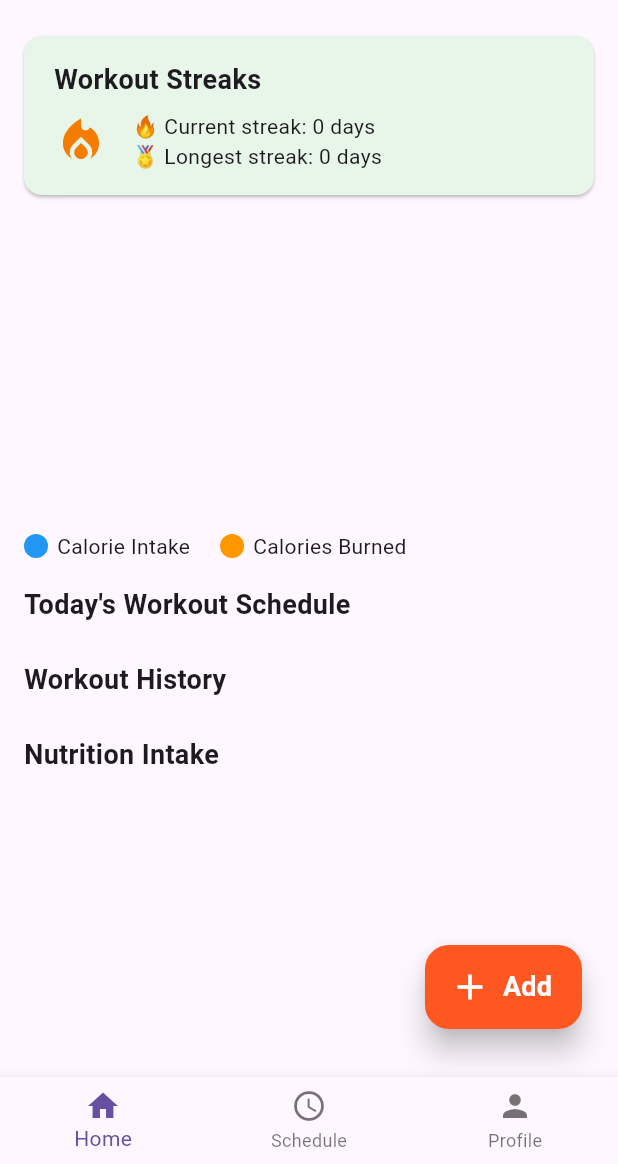
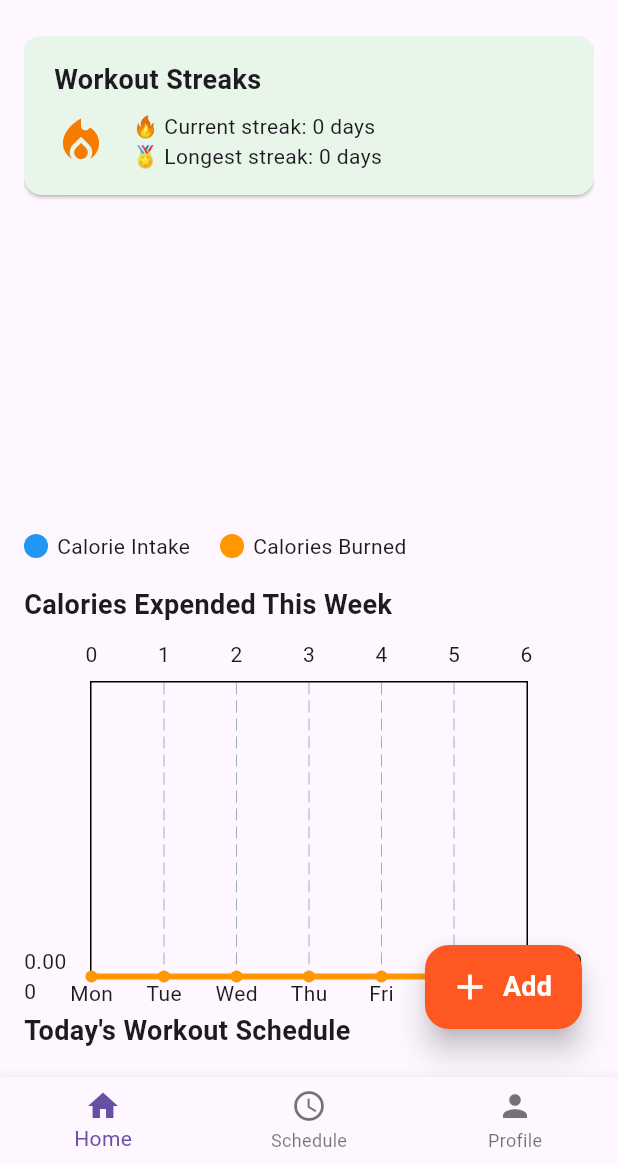
Before and after one commit to azizben345/FitNest, a Flutter app: the screen it shows once a user with an empty profile is signed in, on a phone screen of 412 x 824 dp, the part 72-1236 px from its top. Run offline on Flutter 3.47's test engine with Material 3 defaults, Android fonts, the light colour scheme and no system bars; drawn by our look-alikes of fl_chart; our stand-ins replace cloud_firestore, firebase_auth, firebase_core, table_calendar; missing offline and left inert: firebase_ui_auth; accounts and stored records are empty.

Commit message:
added weekly calories expended line chart

```diff
--- a/lib/ui/dashboard/dashboard_page.dart
+++ b/lib/ui/dashboard/dashboard_page.dart
@@ -132,6 +132,17 @@ class _DashboardViewState extends State<DashboardView> {
     double totalCaloriesIn = weekNutrition.fold(0.0, (prev, item) => prev + (item['calories'] as num));
     double totalCaloriesOut = weekWorkouts.fold(0.0, (prev, item) => prev + (item['caloriesExpended'] as num? ?? 0));
 
+    // Prepare data for bar chart: caloriesExpended per day (Monday to Sunday)
+    List<double> caloriesPerDay = List.filled(7, 0.0); // index 0 = Monday
+
+    for (var workout in weekWorkouts) {
+      DateTime workoutTime = DateTime.parse(workout['timestamp']);
+      int weekdayIndex = workoutTime.weekday - 1; // Monday = 0
+      if (weekdayIndex >= 0 && weekdayIndex < 7) {
+      caloriesPerDay[weekdayIndex] += (workout['caloriesExpended'] as num? ?? 0).toDouble();
+      }
+    }
+
     return Scaffold(
       body: SafeArea(
         child: Padding(
@@ -185,15 +196,13 @@ class _DashboardViewState extends State<DashboardView> {
                           value: totalCaloriesIn,
                           title: '${(totalCaloriesIn / (totalCaloriesIn + totalCaloriesOut) * 100).toStringAsFixed(1)}%',
                           color: Colors.blue,
-                          radius: 50,
-                          //...
+                          radius: 40,
                         ),
                         PieChartSectionData(
                           value: totalCaloriesOut,
                           title: '${(totalCaloriesOut / (totalCaloriesIn + totalCaloriesOut) * 100).toStringAsFixed(1)}%',
                           color: Colors.orange,
-                          radius: 50,
-                          //...
+                          radius: 40,
                         )
                         ],
                         centerSpaceRadius: 40,
@@ -236,6 +245,56 @@ class _DashboardViewState extends State<DashboardView> {
                       ],
                       ),
                       const SizedBox(height: 16),
+
+                      // Calorie Expended Line Chart
+                      const Text(
+                      'Calories Expended This Week',
+                      style: TextStyle(fontSize: 18, fontWeight: FontWeight.bold),
+                      ),
+                      const SizedBox(height: 8),
+                      SizedBox(
+                      height: 250,
+                      child: LineChart(
+                      LineChartData(
+                        gridData: const FlGridData(show: true),
+                        titlesData: FlTitlesData(
+                        show: true,
+                        bottomTitles: AxisTitles(
+                          sideTitles: SideTitles(
+                            showTitles: true,
+                            getTitlesWidget: (value, meta) {
+                              const days = [
+                                'Mon', 'Tue', 'Wed', 'Thu', 'Fri', 'Sat', 'Sun'
+                              ];
+                              if (value >= 0 && value <= 6) {
+                                return Text(days[value.toInt()]);
+                              }
+                              return const SizedBox.shrink();
+                            },
+                            interval: 1,
+                          ),
+                        ),
+                        ),
+                        borderData: FlBorderData(show: true),
+                        minX: 0,
+                        maxX: 6, // 7 days in a week
+                        minY: 0,
+                        maxY: caloriesPerDay.isEmpty ? 0 : caloriesPerDay.reduce((a, b) => a > b ? a : b),
+                        lineBarsData: [
+                        LineChartBarData(
+                        spots: List.generate(
+                        7,
+                        (i) => FlSpot(i.toDouble(), caloriesPerDay[i]),
+                        ),
+                        isCurved: true,
+                        color: Colors.orange,
+                        barWidth: 4,
+                        belowBarData: BarAreaData(show: true, color: Colors.orange.withOpacity(0.3)),
+                        ),
+                        ],
+                      ),
+                      ),
+                      ),
                 const Text(
                   'Today\'s Workout Schedule',
                   style: TextStyle(fontSize: 18, fontWeight: FontWeight.bold),
```
Also changed, not shown: 5 other files. Lines whose indentation alone changed are shown as unchanged.
